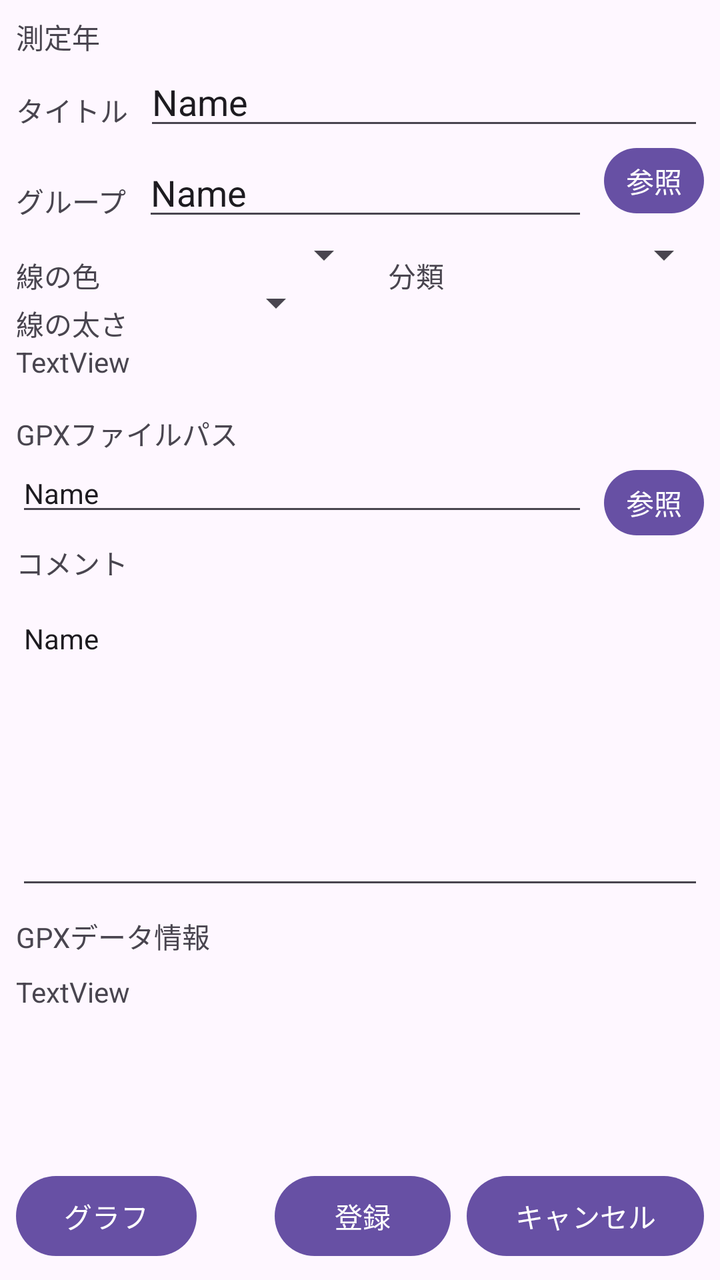
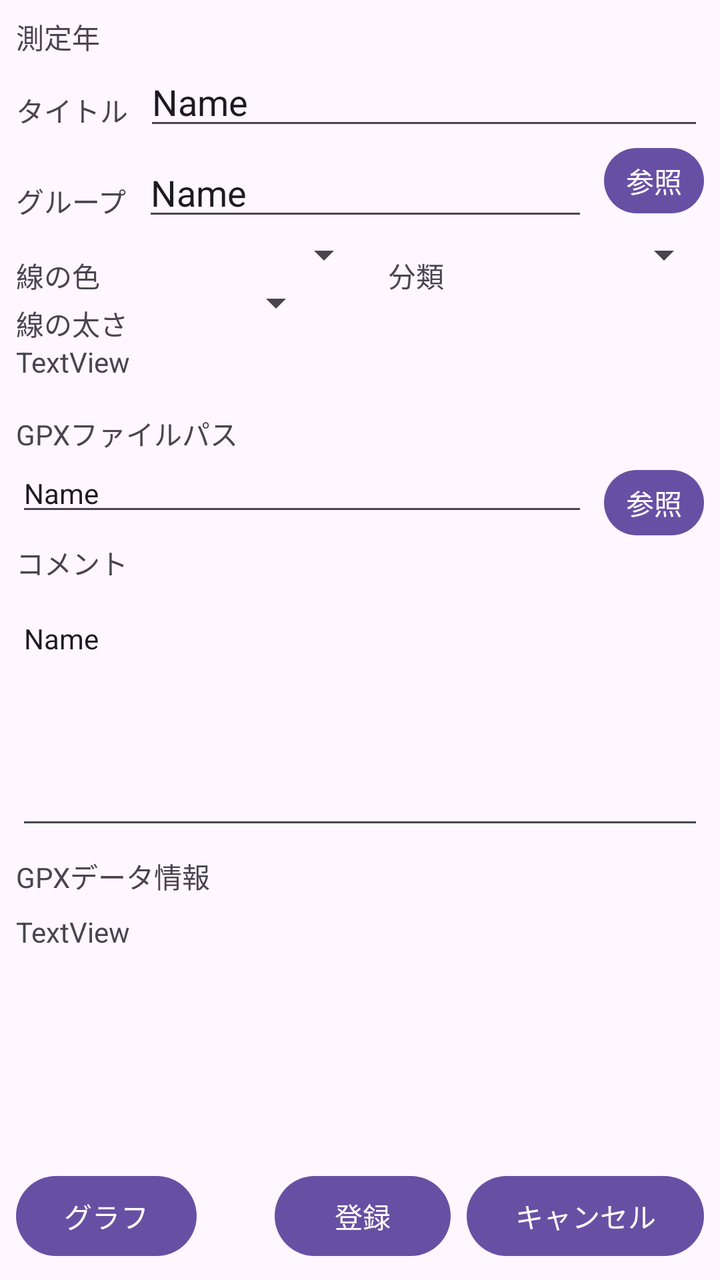

Compare the two renders of this Android layout. The source of the first and the diff that turns it into the second are given below.
<!-- AndroidManifest.xml: application theme Theme.MyApplication4 -->
<!-- res/layout/activity_gpx_edit.xml -->
<?xml version="1.0" encoding="utf-8"?>
<androidx.constraintlayout.widget.ConstraintLayout xmlns:android="http://schemas.android.com/apk/res/android"
    xmlns:app="http://schemas.android.com/apk/res-auto"
    xmlns:tools="http://schemas.android.com/tools"
    android:id="@+id/main"
    android:layout_width="match_parent"
    android:layout_height="match_parent"
    tools:context=".GpxEditActivity">

    <TextView
        android:id="@+id/textView25"
        android:layout_width="wrap_content"
        android:layout_height="wrap_content"
        android:layout_marginStart="8dp"
        android:layout_marginTop="16dp"
        android:text="タイトル"
        app:layout_constraintStart_toStartOf="parent"
        app:layout_constraintTop_toBottomOf="@+id/textView32" />

    <EditText
        android:id="@+id/editTextTextPersonName13"
        android:layout_width="0dp"
        android:layout_height="wrap_content"
        android:layout_marginStart="8dp"
        android:layout_marginEnd="8dp"
        android:ems="10"
        android:inputType="textPersonName"
        android:text="Name"
        app:layout_constraintEnd_toEndOf="parent"
        app:layout_constraintStart_toEndOf="@+id/textView25"
        app:layout_constraintTop_toBottomOf="@+id/textView32" />

    <TextView
        android:id="@+id/textView26"
        android:layout_width="wrap_content"
        android:layout_height="wrap_content"
        android:layout_marginStart="8dp"
        android:layout_marginTop="20dp"
        android:text="グループ"
        app:layout_constraintStart_toStartOf="parent"
        app:layout_constraintTop_toBottomOf="@+id/editTextTextPersonName13" />

    <EditText
        android:id="@+id/editTextTextPersonName14"
        android:layout_width="0dp"
        android:layout_height="wrap_content"
        android:layout_marginStart="8dp"
        android:layout_marginTop="4dp"
        android:layout_marginEnd="8dp"
        android:ems="10"
        android:inputType="textPersonName"
        android:text="Name"
        app:layout_constraintEnd_toStartOf="@+id/button7"
        app:layout_constraintStart_toEndOf="@+id/textView26"
        app:layout_constraintTop_toBottomOf="@+id/editTextTextPersonName13" />

    <Button
        android:id="@+id/button7"
        android:layout_width="50dp"
        android:layout_height="wrap_content"
        android:layout_marginEnd="8dp"
        android:minHeight="0dp"
        android:minWidth="0dp"
        android:paddingLeft="4dp"
        android:paddingRight="4dp"
        android:text="参照"
        app:layout_constraintEnd_toEndOf="parent"
        app:layout_constraintTop_toBottomOf="@+id/editTextTextPersonName13" />

    <TextView
        android:id="@+id/textView27"
        android:layout_width="wrap_content"
        android:layout_height="wrap_content"
        android:layout_marginStart="8dp"
        android:layout_marginTop="12dp"
        android:text="線の色"
        app:layout_constraintStart_toStartOf="parent"
        app:layout_constraintTop_toBottomOf="@+id/editTextTextPersonName14" />

    <Spinner
        android:id="@+id/spinner2"
        android:layout_width="120dp"
        android:layout_height="wrap_content"
        android:layout_marginStart="16dp"
        app:layout_constraintStart_toEndOf="@+id/textView27"
        app:layout_constraintTop_toBottomOf="@+id/editTextTextPersonName14" />

    <TextView
        android:id="@+id/textView28"
        android:layout_width="wrap_content"
        android:layout_height="wrap_content"
        android:layout_marginStart="8dp"
        android:layout_marginTop="16dp"
        android:text="GPXファイルパス"
        app:layout_constraintStart_toStartOf="parent"
        app:layout_constraintTop_toBottomOf="@+id/textView11" />

    <EditText
        android:id="@+id/editTextTextPersonName15"
        android:layout_width="0dp"
        android:layout_height="wrap_content"
        android:layout_marginStart="8dp"
        android:layout_marginEnd="8dp"
        android:ems="10"
        android:inputType="textPersonName"
        android:text="Name"
        android:textSize="14sp"
        app:layout_constraintEnd_toStartOf="@+id/button8"
        app:layout_constraintStart_toStartOf="parent"
        app:layout_constraintTop_toBottomOf="@+id/textView28" />

    <Button
        android:id="@+id/button8"
        android:layout_width="50dp"
        android:layout_height="wrap_content"
        android:layout_marginTop="4dp"
        android:layout_marginEnd="8dp"
        android:minHeight="0dp"
        android:minWidth="0dp"
        android:paddingLeft="4dp"
        android:paddingRight="4dp"
        android:text="参照"
        app:layout_constraintEnd_toEndOf="parent"
        app:layout_constraintTop_toBottomOf="@+id/textView28" />

    <TextView
        android:id="@+id/textView29"
        android:layout_width="wrap_content"
        android:layout_height="wrap_content"
        android:layout_marginStart="8dp"
        android:layout_marginTop="8dp"
        android:text="コメント"
        app:layout_constraintStart_toStartOf="parent"
        app:layout_constraintTop_toBottomOf="@+id/editTextTextPersonName15" />

    <EditText
        android:id="@+id/editTextTextPersonName16"
        android:layout_width="0dp"
        android:layout_height="150dp"
        android:layout_marginStart="8dp"
        android:layout_marginTop="8dp"
        android:layout_marginEnd="8dp"
        android:ems="10"
        android:gravity="top"
        android:inputType="text|textPersonName|textMultiLine"
        android:text="Name"
        android:textAlignment="textStart"
        android:textSize="14sp"
        app:layout_constraintEnd_toEndOf="parent"
        app:layout_constraintHorizontal_bias="0.0"
        app:layout_constraintStart_toStartOf="parent"
        app:layout_constraintTop_toBottomOf="@+id/textView29" />

    <Button
        android:id="@+id/button9"
        android:layout_width="wrap_content"
        android:layout_height="wrap_content"
        android:layout_marginEnd="8dp"
        android:layout_marginBottom="8dp"
        android:text="登録"
        app:layout_constraintBottom_toBottomOf="parent"
        app:layout_constraintEnd_toStartOf="@+id/button10" />

    <Button
        android:id="@+id/button10"
        android:layout_width="wrap_content"
        android:layout_height="wrap_content"
        android:layout_marginEnd="8dp"
        android:layout_marginBottom="8dp"
        android:text="キャンセル"
        app:layout_constraintBottom_toBottomOf="parent"
        app:layout_constraintEnd_toEndOf="parent" />

    <TextView
        android:id="@+id/textView30"
        android:layout_width="wrap_content"
        android:layout_height="wrap_content"
        android:layout_marginStart="8dp"
        android:layout_marginTop="8dp"
        android:text="GPXデータ情報"
        app:layout_constraintStart_toStartOf="parent"
        app:layout_constraintTop_toBottomOf="@+id/editTextTextPersonName16" />

    <TextView
        android:id="@+id/textView31"
        android:layout_width="0dp"
        android:layout_height="0dp"
        android:layout_marginStart="8dp"
        android:layout_marginTop="8dp"
        android:layout_marginEnd="8dp"
        android:layout_marginBottom="8dp"
        android:text="TextView"
        app:layout_constraintBottom_toTopOf="@+id/button9"
        app:layout_constraintEnd_toEndOf="parent"
        app:layout_constraintStart_toStartOf="parent"
        app:layout_constraintTop_toBottomOf="@+id/textView30" />

    <TextView
        android:id="@+id/textView32"
        android:layout_width="wrap_content"
        android:layout_height="wrap_content"
        android:layout_marginStart="8dp"
        android:layout_marginTop="8dp"
        android:text="測定年"
        app:layout_constraintStart_toStartOf="parent"
        app:layout_constraintTop_toTopOf="parent" />

    <TextView
        android:id="@+id/textView33"
        android:layout_width="wrap_content"
        android:layout_height="wrap_content"
        android:layout_marginStart="8dp"
        android:layout_marginTop="12dp"
        android:text="分類"
        app:layout_constraintStart_toEndOf="@+id/spinner2"
        app:layout_constraintTop_toBottomOf="@+id/editTextTextPersonName14" />

    <Spinner
        android:id="@+id/spinner3"
        android:layout_width="0dp"
        android:layout_height="wrap_content"
        android:layout_marginStart="8dp"
        android:layout_marginEnd="4dp"
        app:layout_constraintEnd_toEndOf="parent"
        app:layout_constraintStart_toEndOf="@+id/textView33"
        app:layout_constraintTop_toBottomOf="@+id/editTextTextPersonName14" />

    <Button
        android:id="@+id/button15"
        android:layout_width="wrap_content"
        android:layout_height="wrap_content"
        android:layout_marginStart="8dp"
        android:layout_marginBottom="8dp"
        android:text="グラフ"
        app:layout_constraintBottom_toBottomOf="parent"
        app:layout_constraintStart_toStartOf="parent" />

    <TextView
        android:id="@+id/textView7"
        android:layout_width="wrap_content"
        android:layout_height="wrap_content"
        android:layout_marginStart="8dp"
        android:layout_marginTop="12dp"
        android:text="線の太さ"
        app:layout_constraintStart_toStartOf="parent"
        app:layout_constraintTop_toBottomOf="@+id/spinner2" />

    <Spinner
        android:id="@+id/spinner13"
        android:layout_width="90dp"
        android:layout_height="wrap_content"
        android:layout_marginStart="8dp"
        app:layout_constraintStart_toEndOf="@+id/textView7"
        app:layout_constraintTop_toBottomOf="@+id/spinner2" />

    <TextView
        android:id="@+id/textView11"
        android:layout_width="0dp"
        android:layout_height="wrap_content"
        android:layout_marginStart="8dp"
        android:layout_marginTop="8dp"
        android:layout_marginEnd="8dp"
        android:text="TextView"
        app:layout_constraintEnd_toEndOf="parent"
        app:layout_constraintStart_toStartOf="parent"
        app:layout_constraintTop_toBottomOf="@+id/spinner13" />

</androidx.constraintlayout.widget.ConstraintLayout>
<!-- resources referenced by this layout -->
<resources>
  <style name="Theme.MyApplication4" parent="Base.Theme.MyApplication4" />
  <style name="Base.Theme.MyApplication4" parent="Theme.Material3.DayNight">
          
          
      </style>
</resources>

<!-- the commit's change to res/layout/activity_gpx_edit.xml (unified diff, before → after) -->
@@ -136,7 +136,7 @@
     <EditText
         android:id="@+id/editTextTextPersonName16"
         android:layout_width="0dp"
-        android:layout_height="150dp"
+        android:layout_height="120dp"
         android:layout_marginStart="8dp"
         android:layout_marginTop="8dp"
         android:layout_marginEnd="8dp"
